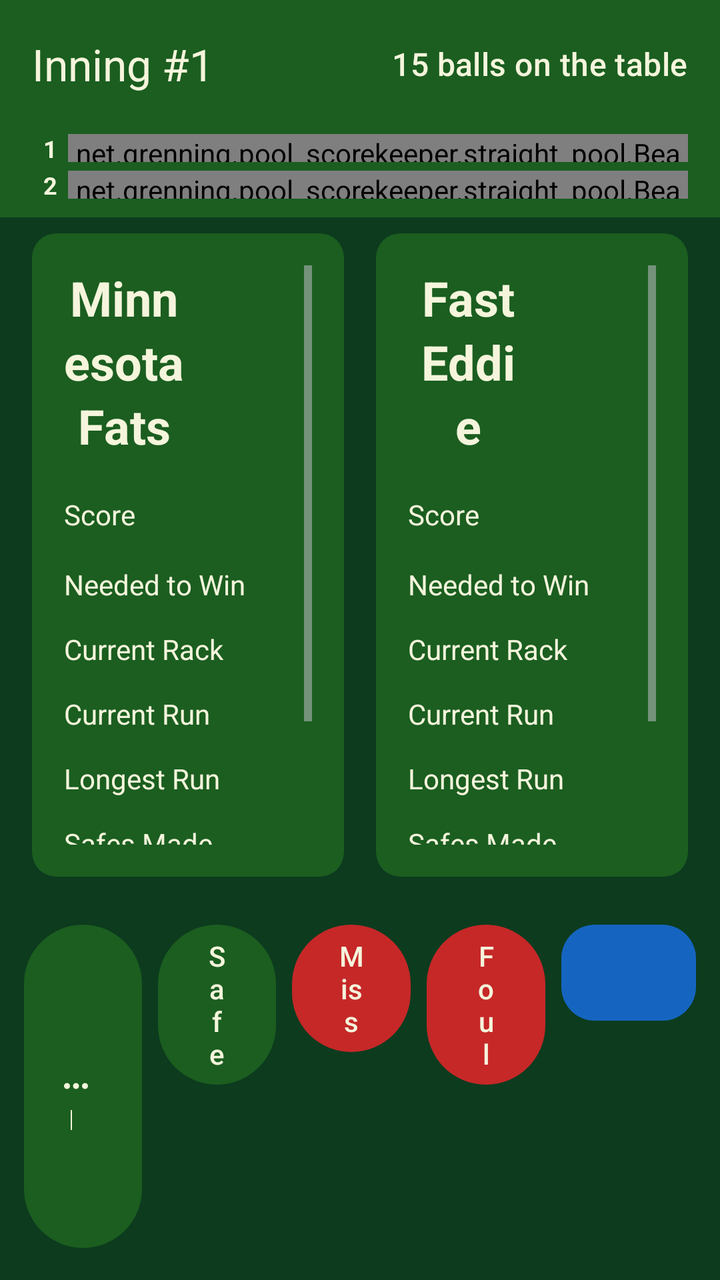
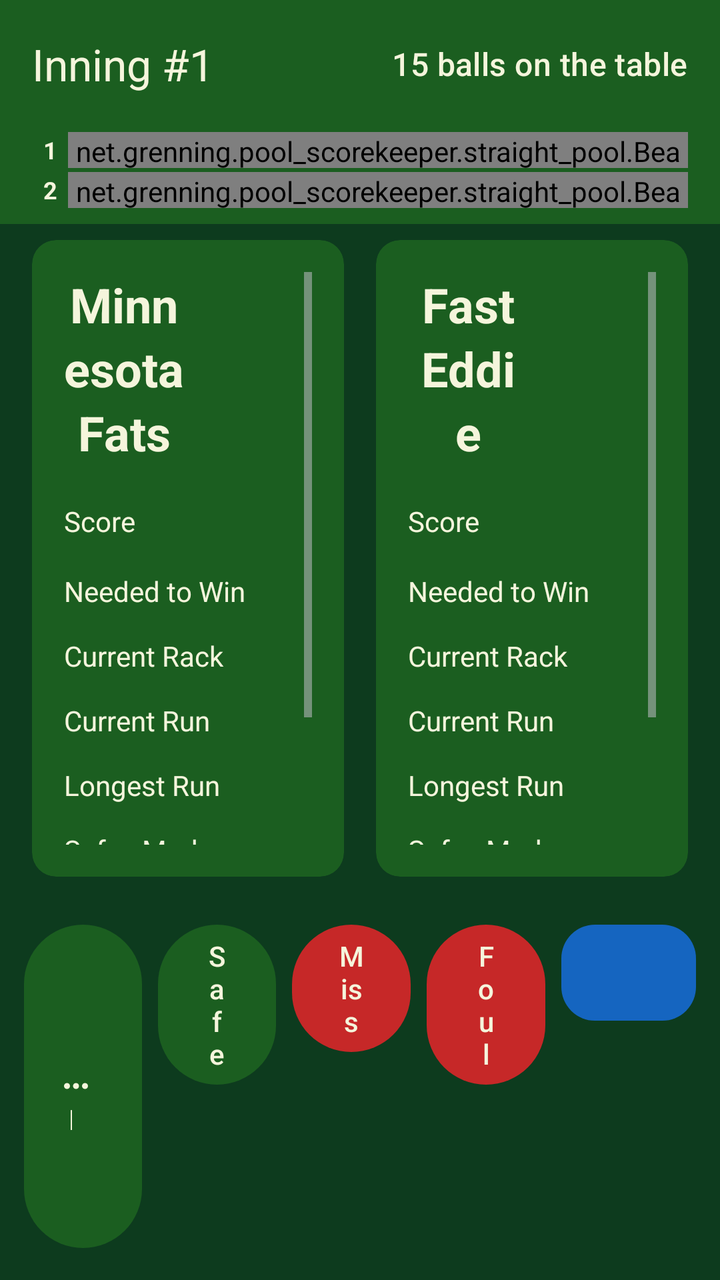

Screens rendered from an Android XML layout before and after an edit, with the pre-edit source and the edit as a unified diff.
<!-- AndroidManifest.xml: application theme Theme.PoolScorekeeper -->
<!-- res/layout/activity_score_straight_pool.xml -->
<?xml version="1.0" encoding="utf-8"?>
<LinearLayout xmlns:android="http://schemas.android.com/apk/res/android"
    xmlns:app="http://schemas.android.com/apk/res-auto"
    android:id="@+id/scoreRoot"
    android:layout_width="match_parent"
    android:layout_height="match_parent"
    android:background="@color/felt_dark"
    android:orientation="vertical">

    <com.google.android.material.appbar.MaterialToolbar
        android:id="@+id/scoreToolbar"
        android:layout_width="match_parent"
        android:layout_height="wrap_content"
        android:background="@color/felt_green"
        android:minHeight="?attr/actionBarSize"
        app:contentInsetEnd="8dp"
        app:contentInsetStart="16dp"
        app:title="@string/default_inning_text"
        app:titleTextColor="@color/ivory">

        <TextView
            android:id="@+id/ballsOnTheTable"
            android:layout_width="wrap_content"
            android:layout_height="wrap_content"
            android:layout_gravity="end"
            android:paddingEnd="8dp"
            android:text="@string/default_balls_left_on_the_table"
            android:textAppearance="@style/TextAppearance.Material3.TitleMedium"
            android:textColor="@color/ivory" />
    </com.google.android.material.appbar.MaterialToolbar>

    <LinearLayout
        android:layout_width="match_parent"
        android:layout_height="wrap_content"
        android:background="@color/felt_green"
        android:orientation="vertical"
        android:paddingStart="16dp"
        android:paddingTop="2dp"
        android:paddingEnd="16dp"
        android:paddingBottom="8dp">

        <LinearLayout
            android:layout_width="match_parent"
            android:layout_height="wrap_content"
            android:gravity="center_vertical"
            android:orientation="horizontal">

            <TextView
                android:layout_width="18dp"
                android:layout_height="wrap_content"
                android:gravity="center"
                android:text="1"
                android:textColor="@color/ivory"
                android:textSize="12sp"
                android:textStyle="bold" />

            <net.grenning.pool_scorekeeper.straight_pool.BeadRackView
                android:id="@+id/player1Beads"
                android:layout_width="0dp"
                android:layout_height="14dp"
                android:layout_weight="1" />
        </LinearLayout>

        <LinearLayout
            android:layout_width="match_parent"
            android:layout_height="wrap_content"
            android:layout_marginTop="2dp"
            android:gravity="center_vertical"
            android:orientation="horizontal">

            <TextView
                android:layout_width="18dp"
                android:layout_height="wrap_content"
                android:gravity="center"
                android:text="2"
                android:textColor="@color/ivory"
                android:textSize="12sp"
                android:textStyle="bold" />

            <net.grenning.pool_scorekeeper.straight_pool.BeadRackView
                android:id="@+id/player2Beads"
                android:layout_width="0dp"
                android:layout_height="14dp"
                android:layout_weight="1" />
        </LinearLayout>
    </LinearLayout>

    <LinearLayout
        android:layout_width="match_parent"
        android:layout_height="0dp"
        android:layout_weight="1"
        android:orientation="horizontal"
        android:paddingStart="8dp"
        android:paddingEnd="8dp">

        <com.google.android.material.card.MaterialCardView
            android:id="@+id/player1Card"
            android:layout_width="0dp"
            android:layout_height="match_parent"
            android:layout_margin="8dp"
            android:layout_weight="1"
            app:cardBackgroundColor="@color/inactive_player"
            app:cardCornerRadius="12dp"
            app:contentPadding="16dp"
            app:strokeColor="@color/active_player"
            app:strokeWidth="0dp">

            <ScrollView
                android:id="@+id/player1Scroll"
                android:layout_width="match_parent"
                android:layout_height="match_parent"
                android:fillViewport="true"
                android:overScrollMode="ifContentScrolls"
                android:scrollbars="vertical">

            <TableLayout
                android:layout_width="match_parent"
                android:layout_height="wrap_content"
                android:stretchColumns="1">

                <TableRow>
                    <TextView
                        android:id="@+id/player1Name"
                        android:layout_width="0dp"
                        android:layout_weight="1"
                        android:gravity="center"
                        android:text="@string/default_player1Name"
                        android:textAppearance="@style/TextAppearance.Material3.HeadlineSmall"
                        android:textColor="@color/ivory"
                        android:textStyle="bold" />

                    <TextView
                        android:id="@+id/player1TurnClock"
                        android:gravity="end|center_vertical"
                        android:minWidth="64dp"
                        android:paddingStart="8dp"
                        android:textAppearance="@style/TextAppearance.Material3.TitleMedium"
                        android:textColor="@color/ivory" />
                </TableRow>

                <TableRow>
                    <TextView
                        style="@style/Widget.Pool.StatLabel"
                        android:text="@string/game_total" />
                    <TextView
                        android:id="@+id/player1Score"
                        style="@style/Widget.Pool.StatValue"
                        android:text="0"
                        android:textSize="28sp" />
                </TableRow>

                <TableRow>
                    <TextView
                        style="@style/Widget.Pool.StatLabel"
                        android:text="@string/points_needed" />
                    <TextView
                        android:id="@+id/player1PointsToWin"
                        style="@style/Widget.Pool.StatValue"
                        android:text="50" />
                </TableRow>

                <TableRow>
                    <TextView
                        style="@style/Widget.Pool.StatLabel"
                        android:text="@string/current_rack_total" />
                    <TextView
                        android:id="@+id/player1BallsThisRack"
                        style="@style/Widget.Pool.StatValue"
                        android:text="0" />
                </TableRow>

                <TableRow>
                    <TextView
                        style="@style/Widget.Pool.StatLabel"
                        android:text="@string/current_run" />
                    <TextView
                        android:id="@+id/player1CurrentRun"
                        style="@style/Widget.Pool.StatValue"
                        android:text="0" />
                </TableRow>

                <TableRow>
                    <TextView
                        style="@style/Widget.Pool.StatLabel"
                        android:text="@string/longest_run" />
                    <TextView
                        android:id="@+id/player1LongestRun"
                        style="@style/Widget.Pool.StatValue"
                        android:text="0" />
                </TableRow>

                <TableRow>
                    <TextView
                        style="@style/Widget.Pool.StatLabel"
                        android:text="@string/safes_made" />
                    <TextView
                        android:id="@+id/player1SafesMade"
                        style="@style/Widget.Pool.StatValue"
                        android:text="0" />
                </TableRow>

                <TableRow>
                    <TextView
                        style="@style/Widget.Pool.StatLabel"
                        android:text="@string/consecutive_fouls" />
                    <TextView
                        android:id="@+id/player1ConsecutiveFouls"
                        style="@style/Widget.Pool.StatValue"
                        android:text="0" />
                </TableRow>

                <TableRow>
                    <TextView
                        style="@style/Widget.Pool.StatLabel"
                        android:text="@string/total_fouls" />
                    <TextView
                        android:id="@+id/player1TotalFouls"
                        style="@style/Widget.Pool.StatValue"
                        android:text="0" />
                </TableRow>
            </TableLayout>
            </ScrollView>
        </com.google.android.material.card.MaterialCardView>

        <com.google.android.material.card.MaterialCardView
            android:id="@+id/player2Card"
            android:layout_width="0dp"
            android:layout_height="match_parent"
            android:layout_margin="8dp"
            android:layout_weight="1"
            app:cardBackgroundColor="@color/inactive_player"
            app:cardCornerRadius="12dp"
            app:contentPadding="16dp"
            app:strokeColor="@color/active_player"
            app:strokeWidth="0dp">

            <ScrollView
                android:id="@+id/player2Scroll"
                android:layout_width="match_parent"
                android:layout_height="match_parent"
                android:fillViewport="true"
                android:overScrollMode="ifContentScrolls"
                android:scrollbars="vertical">

            <TableLayout
                android:layout_width="match_parent"
                android:layout_height="wrap_content"
                android:stretchColumns="1">

                <TableRow>
                    <TextView
                        android:id="@+id/player2Name"
                        android:layout_width="0dp"
                        android:layout_weight="1"
                        android:gravity="center"
                        android:text="@string/default_player2Name"
                        android:textAppearance="@style/TextAppearance.Material3.HeadlineSmall"
                        android:textColor="@color/ivory"
                        android:textStyle="bold" />

                    <TextView
                        android:id="@+id/player2TurnClock"
                        android:gravity="end|center_vertical"
                        android:minWidth="64dp"
                        android:paddingStart="8dp"
                        android:textAppearance="@style/TextAppearance.Material3.TitleMedium"
                        android:textColor="@color/ivory" />
                </TableRow>

                <TableRow>
                    <TextView
                        style="@style/Widget.Pool.StatLabel"
                        android:text="@string/game_total" />
                    <TextView
                        android:id="@+id/player2Score"
                        style="@style/Widget.Pool.StatValue"
                        android:text="0"
                        android:textSize="28sp" />
                </TableRow>

                <TableRow>
                    <TextView
                        style="@style/Widget.Pool.StatLabel"
                        android:text="@string/points_needed" />
                    <TextView
                        android:id="@+id/player2PointsToWin"
                        style="@style/Widget.Pool.StatValue"
                        android:text="50" />
                </TableRow>

                <TableRow>
                    <TextView
                        style="@style/Widget.Pool.StatLabel"
                        android:text="@string/current_rack_total" />
                    <TextView
                        android:id="@+id/player2BallsThisRack"
                        style="@style/Widget.Pool.StatValue"
                        android:text="0" />
                </TableRow>

                <TableRow>
                    <TextView
                        style="@style/Widget.Pool.StatLabel"
                        android:text="@string/current_run" />
                    <TextView
                        android:id="@+id/player2CurrentRun"
                        style="@style/Widget.Pool.StatValue"
                        android:text="0" />
                </TableRow>

                <TableRow>
                    <TextView
                        style="@style/Widget.Pool.StatLabel"
                        android:text="@string/longest_run" />
                    <TextView
                        android:id="@+id/player2LongestRun"
                        style="@style/Widget.Pool.StatValue"
                        android:text="0" />
                </TableRow>

                <TableRow>
                    <TextView
                        style="@style/Widget.Pool.StatLabel"
                        android:text="@string/safes_made" />
                    <TextView
                        android:id="@+id/player2SafesMade"
                        style="@style/Widget.Pool.StatValue"
                        android:text="0" />
                </TableRow>

                <TableRow>
                    <TextView
                        style="@style/Widget.Pool.StatLabel"
                        android:text="@string/consecutive_fouls" />
                    <TextView
                        android:id="@+id/player2ConsecutiveFouls"
                        style="@style/Widget.Pool.StatValue"
                        android:text="0" />
                </TableRow>

                <TableRow>
                    <TextView
                        style="@style/Widget.Pool.StatLabel"
                        android:text="@string/total_fouls" />
                    <TextView
                        android:id="@+id/player2TotalFouls"
                        style="@style/Widget.Pool.StatValue"
                        android:text="0" />
                </TableRow>
            </TableLayout>
            </ScrollView>
        </com.google.android.material.card.MaterialCardView>
    </LinearLayout>

    <TextView
        android:id="@+id/shotMadeHint"
        android:layout_width="wrap_content"
        android:layout_height="wrap_content"
        android:layout_gravity="start"
        android:layout_marginStart="12dp"
        android:layout_marginEnd="16dp"
        android:maxWidth="320dp"
        android:background="@drawable/hint_bubble"
        android:elevation="6dp"
        android:paddingStart="12dp"
        android:paddingTop="12dp"
        android:paddingEnd="12dp"
        android:paddingBottom="20dp"
        android:text="@string/shot_made_long_press_hint"
        android:textAppearance="@style/TextAppearance.Material3.BodyMedium"
        android:textColor="@color/felt_dark"
        android:visibility="gone" />

    <LinearLayout
        android:layout_width="match_parent"
        android:layout_height="wrap_content"
        android:orientation="horizontal"
        android:padding="8dp">

        <LinearLayout
            android:id="@+id/playingActions"
            android:layout_width="0dp"
            android:layout_height="wrap_content"
            android:layout_weight="4"
            android:orientation="horizontal">

            <com.google.android.material.button.MaterialButton
                android:id="@+id/shotMadeButton"
                style="@style/Widget.Pool.ActionButton"
                android:contentDescription="@string/shot_made_accessibility"
                android:onClick="shotMadeButtonClicked"
                android:text="@string/shot_made"
                app:icon="@drawable/ic_more_horiz"
                app:iconGravity="end"
                app:iconPadding="4dp"
                app:iconSize="18dp"
                app:iconTint="@color/ivory" />

            <com.google.android.material.button.MaterialButton
                android:id="@+id/safeMadeButton"
                style="@style/Widget.Pool.ActionButton"
                android:onClick="safeMadeButtonClicked"
                android:text="@string/safe_made" />

            <com.google.android.material.button.MaterialButton
                android:id="@+id/missedShotButton"
                style="@style/Widget.Pool.DangerButton"
                android:onClick="missedShotButtonClicked"
                android:text="@string/missed_shot" />

            <com.google.android.material.button.MaterialButton
                android:id="@+id/foulButton"
                style="@style/Widget.Pool.DangerButton"
                android:onClick="foulButtonClicked"
                android:text="@string/foul" />
        </LinearLayout>

        <LinearLayout
            android:id="@+id/gameOverActions"
            android:layout_width="0dp"
            android:layout_height="wrap_content"
            android:layout_weight="4"
            android:orientation="horizontal"
            android:visibility="gone">

            <com.google.android.material.button.MaterialButton
                android:id="@+id/newGameButton"
                style="@style/Widget.Pool.ActionButton"
                android:onClick="newGameButtonClicked"
                android:text="@string/new_game" />

            <com.google.android.material.button.MaterialButton
                android:id="@+id/gameSummaryButton"
                style="@style/Widget.Pool.ActionButton"
                android:onClick="gameSummaryButtonClicked"
                android:text="@string/game_summary" />
        </LinearLayout>

        <LinearLayout
            android:layout_width="0dp"
            android:layout_height="wrap_content"
            android:layout_margin="4dp"
            android:layout_weight="1"
            android:minHeight="56dp"
            android:orientation="horizontal">

            <com.google.android.material.button.MaterialButton
                android:id="@+id/undoButton"
                style="@style/Widget.Pool.SplitButton.Left"
                android:layout_marginEnd="1dp"
                android:contentDescription="@string/undo"
                android:enabled="false"
                android:onClick="undoButtonClicked"
                android:text="@string/undo_symbol" />

            <com.google.android.material.button.MaterialButton
                android:id="@+id/redoButton"
                style="@style/Widget.Pool.SplitButton.Right"
                android:contentDescription="@string/redo"
                android:enabled="false"
                android:onClick="redoButtonClicked"
                android:text="@string/redo_symbol" />
        </LinearLayout>
    </LinearLayout>

</LinearLayout>
<!-- resources referenced by this layout -->
<resources>
  <color name="active_player">#FFC107</color>
  <color name="felt_dark">#0D3B1E</color>
  <color name="felt_green">#1B5E20</color>
  <color name="inactive_player">#1B5E20</color>
  <color name="ivory">#F5F5DC</color>
  <string name="consecutive_fouls">Consecutive Fouls</string>
  <string name="current_rack_total">Current Rack</string>
  <string name="current_run">Current Run</string>
  <string name="default_balls_left_on_the_table">15 balls on the table</string>
  <string name="default_inning_text">Inning #1</string>
  <string name="default_player1Name">Minnesota Fats</string>
  <string name="default_player2Name">Fast Eddie</string>
  <string name="foul">Foul</string>
  <string name="game_summary">Game Summary</string>
  <string name="game_total">Score</string>
  <string name="longest_run">Longest Run</string>
  <string name="missed_shot">Miss</string>
  <string name="new_game">New Game</string>
  <string name="points_needed">Needed to Win</string>
  <string name="redo">Redo</string>
  <string name="redo_symbol">&gt;</string>
  <string name="safe_made">Safe</string>
  <string name="safes_made">Safes Made</string>
  <string name="shot_made">Shot Made</string>
  <string name="shot_made_accessibility">Shot Made. Long-press to enter several balls on one shot</string>
  <string name="shot_made_long_press_hint">Long-press Shot Made to enter several balls on one shot</string>
  <string name="total_fouls">Total Fouls</string>
  <string name="undo">Undo</string>
  <string name="undo_symbol">&lt;</string>
  <style name="Widget.Pool.ActionButton" parent="Widget.Material3.Button">
          <item name="android:layout_width">0dp</item>
          <item name="android:layout_height">wrap_content</item>
          <item name="android:layout_weight">1</item>
          <item name="android:minHeight">56dp</item>
          <item name="android:layout_margin">4dp</item>
          <item name="android:textAllCaps">false</item>
      </style>
  <style name="Widget.Pool.DangerButton" parent="Widget.Pool.ActionButton">
          <item name="backgroundTint">@color/miss_button</item>
          <item name="android:textColor">@color/ivory</item>
      </style>
  <style name="Widget.Pool.SplitButton.Left">
          <item name="shapeAppearanceOverlay">@style/ShapeAppearance.Pool.SplitLeft</item>
      </style>
  <style name="Widget.Pool.SplitButton.Right">
          <item name="shapeAppearanceOverlay">@style/ShapeAppearance.Pool.SplitRight</item>
      </style>
  <style name="Widget.Pool.StatLabel" parent="android:Widget.TextView">
          <item name="android:layout_width">wrap_content</item>
          <item name="android:layout_height">wrap_content</item>
          <item name="android:textColor">@color/ivory</item>
          <item name="android:textSize">14sp</item>
          <item name="android:paddingTop">4dp</item>
          <item name="android:paddingBottom">4dp</item>
      </style>
  <color name="miss_button">#C62828</color>
  <style name="ShapeAppearance.Pool.SplitLeft" parent="ShapeAppearance.M3.Sys.Shape.Corner.Full">
          <item name="cornerFamily">rounded</item>
          <item name="cornerSizeTopLeft">50%</item>
          <item name="cornerSizeBottomLeft">50%</item>
          <item name="cornerSizeTopRight">0dp</item>
          <item name="cornerSizeBottomRight">0dp</item>
      </style>
  <style name="ShapeAppearance.Pool.SplitRight" parent="ShapeAppearance.M3.Sys.Shape.Corner.Full">
          <item name="cornerFamily">rounded</item>
          <item name="cornerSizeTopLeft">0dp</item>
          <item name="cornerSizeBottomLeft">0dp</item>
          <item name="cornerSizeTopRight">50%</item>
          <item name="cornerSizeBottomRight">50%</item>
      </style>
  <!-- unchanged entries left out for length: 4 -->
</resources>

<!-- the commit's change to res/layout/activity_score_straight_pool.xml (unified diff, before → after) -->
@@ -57,7 +57,7 @@
             <net.grenning.pool_scorekeeper.straight_pool.BeadRackView
                 android:id="@+id/player1Beads"
                 android:layout_width="0dp"
-                android:layout_height="14dp"
+                android:layout_height="18dp"
                 android:layout_weight="1" />
         </LinearLayout>
 
@@ -80,7 +80,7 @@
             <net.grenning.pool_scorekeeper.straight_pool.BeadRackView
                 android:id="@+id/player2Beads"
                 android:layout_width="0dp"
-                android:layout_height="14dp"
+                android:layout_height="18dp"
                 android:layout_weight="1" />
         </LinearLayout>
     </LinearLayout>
